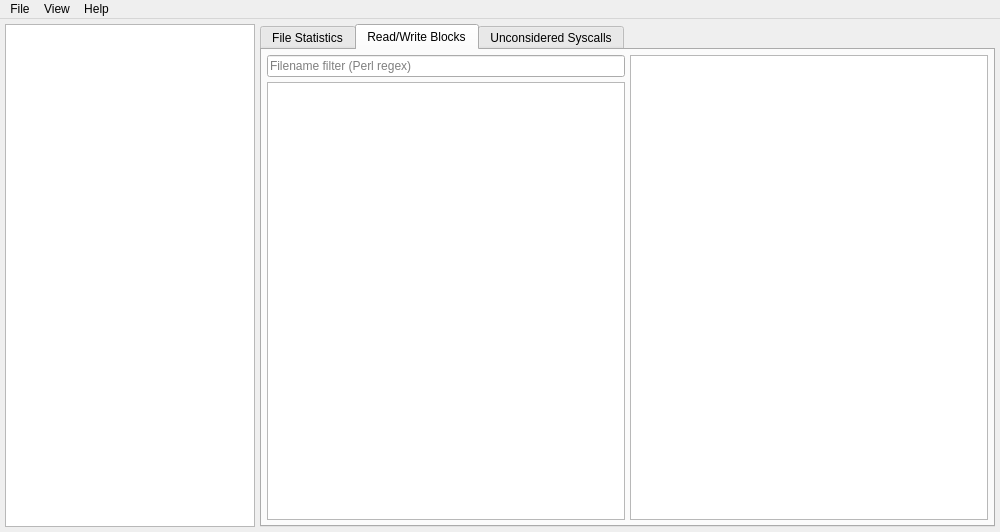
Above: iotracegui/view/main_window.ui from nicolasgross/iotrace-gui before the change. Below: the same form after it.
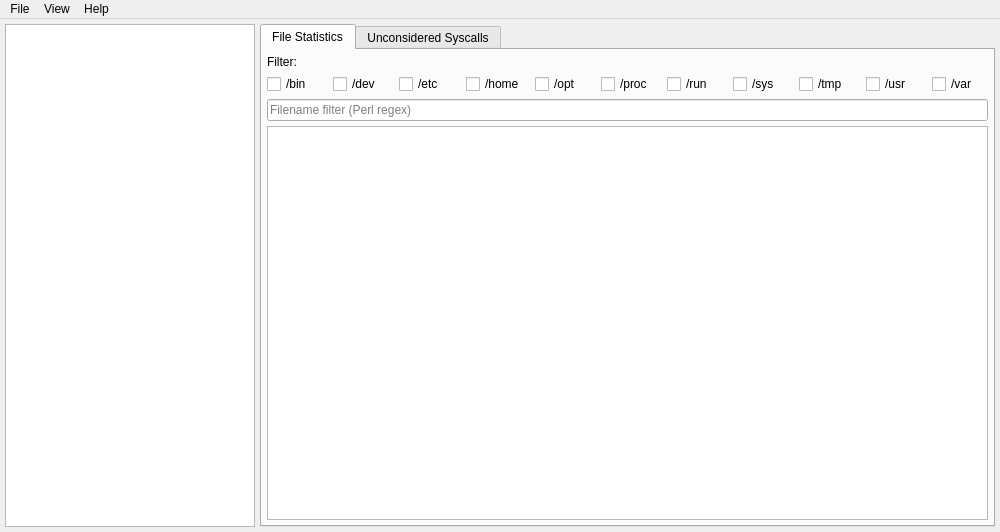
That is the form after the change. The open tabs and pages were chosen to show the change.

Commit message: Remove blocks tab, show in popup instead

The edit to the form file:
```diff
--- a/iotracegui/view/main_window.ui
+++ b/iotracegui/view/main_window.ui
@@ -178,55 +178,6 @@
         </item>
        </layout>
       </widget>
-      <widget class="QWidget" name="rwBlocks">
-       <attribute name="title">
-        <string>Read/Write Blocks</string>
-       </attribute>
-       <layout class="QHBoxLayout" name="horizontalLayout_5">
-        <property name="spacing">
-         <number>5</number>
-        </property>
-        <property name="leftMargin">
-         <number>5</number>
-        </property>
-        <property name="topMargin">
-         <number>5</number>
-        </property>
-        <property name="rightMargin">
-         <number>5</number>
-        </property>
-        <property name="bottomMargin">
-         <number>5</number>
-        </property>
-        <item>
-         <layout class="QVBoxLayout" name="rwVerticalLayout">
-          <property name="spacing">
-           <number>5</number>
-          </property>
-          <item>
-           <widget class="QLineEdit" name="rwLineEdit">
-            <property name="placeholderText">
-             <string>Filename filter (Perl regex)</string>
-            </property>
-           </widget>
-          </item>
-          <item>
-           <widget class="QListView" name="rwListView"/>
-          </item>
-         </layout>
-        </item>
-        <item>
-         <widget class="QTableView" name="rwTableView">
-          <property name="maximumSize">
-           <size>
-            <width>404</width>
-            <height>16777215</height>
-           </size>
-          </property>
-         </widget>
-        </item>
-       </layout>
-      </widget>
       <widget class="QWidget" name="syscalls">
        <attribute name="title">
         <string>Unconsidered Syscalls</string>
```
The commit also changes 8 other files.
